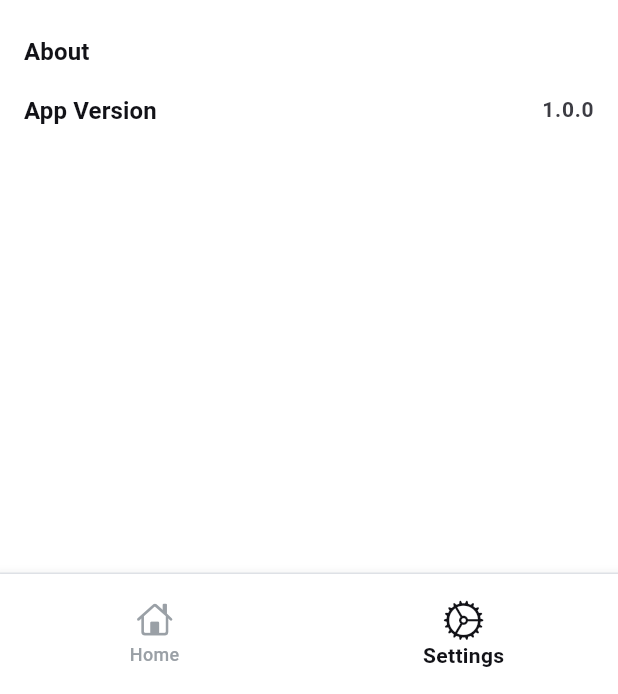
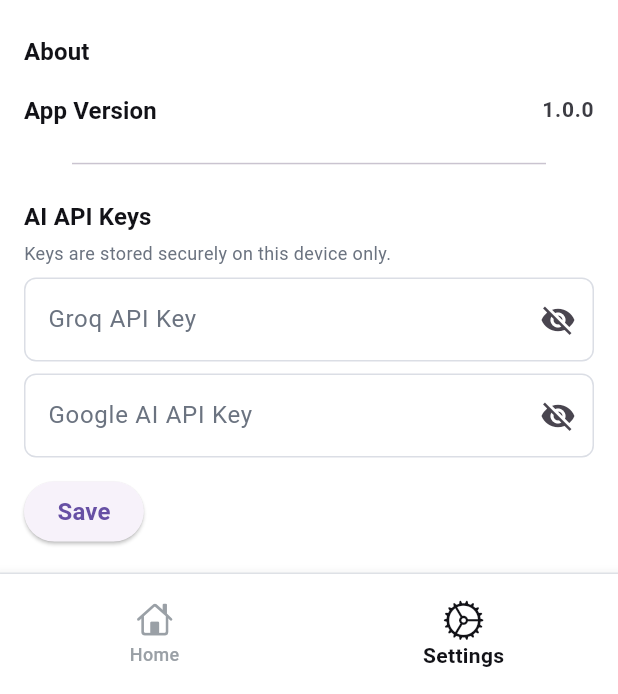
Before and after one commit to OmarAdel10/doist, a Flutter app: the HomeScreen screen opened by its route, after a tap on "Next", on a phone screen of 412 x 824 dp, the part 542-1236 px from its top. Run offline on Flutter 3.47's test engine with Material 3 defaults, Android fonts, the phone set to English and light mode, and no system bars; drawn by our look-alikes of smooth_page_indicator; our stand-ins replace bloc, equatable, flutter_animate, flutter_bloc, flutter_secure_storage, flutter_slidable and 4 more; missing offline and left inert: record; accounts and stored records are empty.

Commit message:
✨ feat(settings): add secure AI API-key section + l10n strings
* New ApiKeySection widget in Settings: obscured Groq and Google AI key
  fields, visibility toggles, prefill of existing keys from secure
  storage, and a save button.
* New SettingsSaveApiKeys event handled by SettingsBloc; keys are
  written via SecureStorage ONLY and empty fields delete the stored
  key. A SettingsApiKeysSaved state drives the confirmation snackbar.
* Keys deliberately stay out of SettingsModel/hydrated storage, which
  is plaintext on disk - honouring the phase constraint that keys live
  only in flutter_secure_storage.
* Add google_ai_api_key to SecureStorageKeys.
* Add intl_utils dev dependency and regenerate the S class with the new
  en/ar strings (API keys section, AI chips, empty state, priorities,
  STT labels).
* Wire SettingsBloc(SecureStorage(FlutterSecureStorage())) in main.

Co-Authored-By: Claude Code <noreply@anthropic.com>

```diff
--- a/lib/core/storage/secure_storage_keys.dart
+++ b/lib/core/storage/secure_storage_keys.dart
@@ -2,4 +2,6 @@ class SecureStorageKeys {
   SecureStorageKeys._();
 
   static const String groqApiKey = 'groq_api_key';
+
+  static const String googleAiApiKey = 'google_ai_api_key';
 }
--- a/lib/l10n/intl_ar.arb
+++ b/lib/l10n/intl_ar.arb
@@ -14,5 +14,23 @@
   "security": "الأمان",
   "enable_biometrics_login": "تفعيل تسجيل الدخول بالبصمة",
   "about": "حول",
-  "app_version": "إصدار التطبيق"
+  "app_version": "إصدار التطبيق",
+  "ai_api_keys": "مفاتيح واجهة الذكاء الاصطناعي",
+  "ai_api_keys_description": "تُخزَّن المفاتيح بأمان على هذا الجهاز فقط.",
+  "groq_api_key": "مفتاح Groq API",
+  "google_ai_api_key": "مفتاح Google AI API",
+  "save": "حفظ",
+  "api_keys_saved": "تم حفظ المفاتيح",
+  "no_tasks_yet": "لا توجد مهام بعد",
+  "add_first_task": "أضف مهمتك الأولى",
+  "break_down_task": "تقسيم المهمة",
+  "prioritize_my_day": "ترتيب يومي",
+  "stt_listening": "جارٍ الاستماع…",
+  "stt_transcribing": "جارٍ التحويل…",
+  "add_task_first": "أضف مهمة أولاً",
+  "missing_groq_key": "أضف مفتاح Groq API من الإعدادات",
+  "missing_google_key": "أضف مفتاح Google AI API من الإعدادات",
+  "priority_low": "منخفضة",
+  "priority_medium": "متوسطة",
+  "priority_high": "عالية"
 }
--- a/lib/l10n/intl_en.arb
+++ b/lib/l10n/intl_en.arb
@@ -14,5 +14,23 @@
   "security": "Security",
   "enable_biometrics_login": "Enable Biometrics Login",
   "about": "About",
-  "app_version": "App Version"
+  "app_version": "App Version",
+  "ai_api_keys": "AI API Keys",
+  "ai_api_keys_description": "Keys are stored securely on this device only.",
+  "groq_api_key": "Groq API Key",
+  "google_ai_api_key": "Google AI API Key",
+  "save": "Save",
+  "api_keys_saved": "API keys saved",
+  "no_tasks_yet": "No tasks yet",
+  "add_first_task": "Add your first task",
+  "break_down_task": "Break down task",
+  "prioritize_my_day": "Prioritize my day",
+  "stt_listening": "Listening…",
+  "stt_transcribing": "Transcribing…",
+  "add_task_first": "Add a task first",
+  "missing_groq_key": "Add your Groq API key in Settings",
+  "missing_google_key": "Add your Google AI API key in Settings",
+  "priority_low": "Low",
+  "priority_medium": "Medium",
+  "priority_high": "High"
 }
--- a/lib/main.dart
+++ b/lib/main.dart
@@ -1,5 +1,6 @@
 import 'dart:developer';
 
+import 'package:doist/core/storage/secure_storage.dart';
 import 'package:doist/home/view/screens/home_screen.dart';
 import 'package:doist/home_tab/view_model/home_tab_view_model.dart';
 import 'package:doist/onBoarding/view/screens/on_boarding_screen.dart';
@@ -12,6 +13,7 @@ import 'package:flutter/material.dart';
 import 'package:flutter_animate/flutter_animate.dart';
 import 'package:flutter_bloc/flutter_bloc.dart';
 import 'package:flutter_localizations/flutter_localizations.dart';
+import 'package:flutter_secure_storage/flutter_secure_storage.dart';
 import 'package:hydrated_bloc/hydrated_bloc.dart';
 import 'package:page_transition/page_transition.dart';
 import 'package:path_provider/path_provider.dart';
@@ -37,7 +39,8 @@ class Doist extends StatelessWidget {
   @override
   Widget build(BuildContext context) {
     return BlocProvider(
-      create: (context) => SettingsBloc(),
+      create: (context) =>
+          SettingsBloc(SecureStorage(const FlutterSecureStorage())),
       child: BlocBuilder<SettingsBloc, SettingsState>(
         builder: (context, state) {
           return MaterialApp(
--- a/lib/settings_tab/view/screens/settings_tab.dart
+++ b/lib/settings_tab/view/screens/settings_tab.dart
@@ -1,5 +1,6 @@
 import 'package:doist/generated/l10n.dart';
 import 'package:doist/settings_tab/view/widgets/about_section.dart';
+import 'package:doist/settings_tab/view/widgets/api_key_section.dart';
 import 'package:doist/settings_tab/view/widgets/language_section.dart';
 import 'package:doist/settings_tab/view/widgets/theme_section.dart';
 import 'package:doist/settings_tab/view_model/settings_view_model.dart';
@@ -38,6 +39,10 @@ class SettingsTab extends StatelessWidget {
           const Divider(indent: 32, endIndent: 32),
           const SizedBox(height: 16),
           const AboutSection(),
+          const SizedBox(height: 16),
+          const Divider(indent: 32, endIndent: 32),
+          const SizedBox(height: 16),
+          const ApiKeySection(),
         ],
       ),
     );
--- /dev/null
+++ b/lib/settings_tab/view/widgets/api_key_section.dart
@@ -0,0 +1,147 @@
+import 'package:doist/core/storage/secure_storage.dart';
+import 'package:doist/core/storage/secure_storage_keys.dart';
+import 'package:doist/generated/l10n.dart';
+import 'package:doist/settings_tab/view_model/settings_events.dart';
+import 'package:doist/settings_tab/view_model/settings_states.dart';
+import 'package:doist/settings_tab/view_model/settings_view_model.dart';
+import 'package:doist/shared/app_theme.dart';
+import 'package:doist/shared/font_manager.dart';
+import 'package:flutter/material.dart';
+import 'package:flutter_bloc/flutter_bloc.dart';
+import 'package:flutter_secure_storage/flutter_secure_storage.dart';
+
+/// Settings section for entering the Groq and Google AI API keys.
+///
+/// Keys are persisted ONLY via [SecureStorage] (dispatched through
+/// [SettingsBloc]); they are never written to the hydrated settings model.
+class ApiKeySection extends StatefulWidget {
+  const ApiKeySection({super.key, this.storage});
+
+  /// Injectable for tests; defaults to the real secure storage.
+  final SecureStorage? storage;
+
+  @override
+  State<ApiKeySection> createState() => _ApiKeySectionState();
+}
+
+class _ApiKeySectionState extends State<ApiKeySection> {
+  late final SecureStorage _storage;
+  final _groqController = TextEditingController();
+  final _googleController = TextEditingController();
+  bool _obscureGroq = true;
+  bool _obscureGoogle = true;
+  bool _loading = true;
+
+  @override
+  void initState() {
+    super.initState();
+    _storage = widget.storage ?? SecureStorage(const FlutterSecureStorage());
+    _loadExistingKeys();
+  }
+
+  Future<void> _loadExistingKeys() async {
+    final groq = await _storage.read(SecureStorageKeys.groqApiKey);
+    final google = await _storage.read(SecureStorageKeys.googleAiApiKey);
+    if (!mounted) return;
+    setState(() {
+      _groqController.text = groq ?? '';
+      _googleController.text = google ?? '';
+      _loading = false;
+    });
+  }
+
+  @override
+  void dispose() {
+    _groqController.dispose();
+    _googleController.dispose();
+    super.dispose();
+  }
+
+  void _save() {
+    context.read<SettingsBloc>().add(
+      SettingsSaveApiKeys(
+        groqApiKey: _groqController.text,
+        googleAiApiKey: _googleController.text,
+      ),
+    );
+  }
+
+  @override
+  Widget build(BuildContext context) {
+    final localization = S.of(context);
+    final isLight =
+        context.watch<SettingsBloc>().state.model.themeMode == ThemeMode.light;
+    final textColor = isLight
+        ? AppTheme.lightModeBlack
+        : AppTheme.darkModeWhite;
+    final hintColor = isLight
+        ? AppTheme.lightModeTextGrey
+        : AppTheme.darkModeTextGrey;
+
+    return BlocListener<SettingsBloc, SettingsState>(
+      listenWhen: (previous, current) =>
+          current is SettingsApiKeysSaved && previous is! SettingsApiKeysSaved,
+      listener: (context, state) {
+        ScaffoldMessenger.of(context)
+          ..hideCurrentSnackBar()
+          ..showSnackBar(SnackBar(content: Text(localization.api_keys_saved)));
+      },
+      child: Column(
+        crossAxisAlignment: CrossAxisAlignment.start,
+        children: [
+          Text(
+            localization.ai_api_keys,
+            style: Theme.of(
+              context,
+            ).textTheme.labelLarge!.copyWith(color: textColor),
+          ),
+          const SizedBox(height: 4),
+          Text(
+            localization.ai_api_keys_description,
+            style: TextStyle(fontSize: FontManager.f12, color: hintColor),
+          ),
+          const SizedBox(height: 8),
+          TextField(
+            controller: _groqController,
+            obscureText: _obscureGroq,
+            autocorrect: false,
+            enabled: !_loading,
+            decoration: InputDecoration(
+              labelText: localization.groq_api_key,
+              labelStyle: TextStyle(color: hintColor),
+              suffixIcon: IconButton(
+                icon: Icon(
+                  _obscureGroq ? Icons.visibility_off : Icons.visibility,
+                ),
+                onPressed: () => setState(() => _obscureGroq = !_obscureGroq),
+              ),
+            ),
+          ),
+          const SizedBox(height: 8),
+          TextField(
+            controller: _googleController,
+            obscureText: _obscureGoogle,
+            autocorrect: false,
+            enabled: !_loading,
+            decoration: InputDecoration(
+              labelText: localization.google_ai_api_key,
+              labelStyle: TextStyle(color: hintColor),
+              suffixIcon: IconButton(
+                icon: Icon(
+                  _obscureGoogle ? Icons.visibility_off : Icons.visibility,
+                ),
+                onPressed: () =>
+                    setState(() => _obscureGoogle = !_obscureGoogle),
+              ),
+            ),
+          ),
+          const SizedBox(height: 12),
+          ElevatedButton(
+            onPressed: _loading ? null : _save,
+            child: Text(localization.save),
+          ),
+        ],
+      ),
+    );
+  }
+}
--- a/lib/settings_tab/view_model/settings_events.dart
+++ b/lib/settings_tab/view_model/settings_events.dart
@@ -22,3 +22,12 @@ class SettingsUpdateOnBoardingCompleteness extends SettingsEvent {
   @override
   List<Object?> get props => [];
 }
+
+class SettingsSaveApiKeys extends SettingsEvent {
+  final String groqApiKey;
+  final String? googleAiApiKey;
+
+  SettingsSaveApiKeys({required this.groqApiKey, this.googleAiApiKey});
+  @override
+  List<Object?> get props => [groqApiKey, googleAiApiKey];
+}
--- a/lib/settings_tab/view_model/settings_states.dart
+++ b/lib/settings_tab/view_model/settings_states.dart
@@ -31,3 +31,10 @@ class SettingsError extends SettingsState {
   @override
   List<Object?> get props => [message, model];
 }
+
+class SettingsApiKeysSaved extends SettingsState {
+  const SettingsApiKeysSaved({required super.model});
+
+  @override
+  List<Object?> get props => [model];
+}
--- a/pubspec.yaml
+++ b/pubspec.yaml
@@ -67,6 +67,7 @@ dev_dependencies:
   # package. See that file for information about deactivating specific lint
   # rules and activating additional ones.
   flutter_lints: ^6.0.0
+  intl_utils: ^2.8.17
 
 # For information on the generic Dart part of this file, see the
 # following page: https://dart.dev/tools/pub/pubspec
```
Also changed, not shown: lib/settings_tab/view_model/settings_view_model.dart (+23 -1 lines), lib/generated/intl/messages_ar.dart, lib/generated/intl/messages_en.dart, lib/generated/l10n.dart, pubspec.lock, 4 other files.
